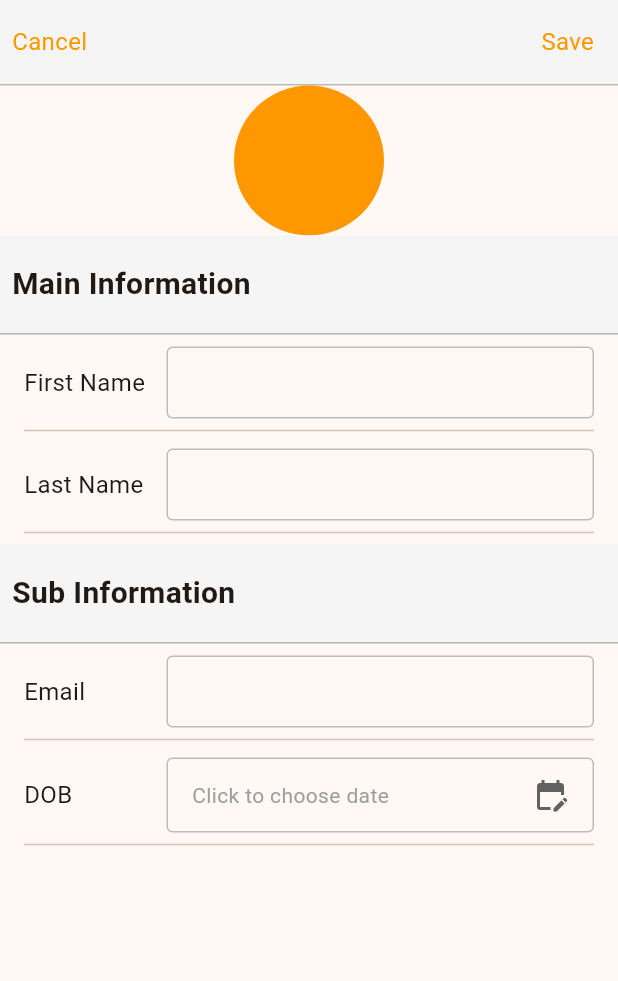
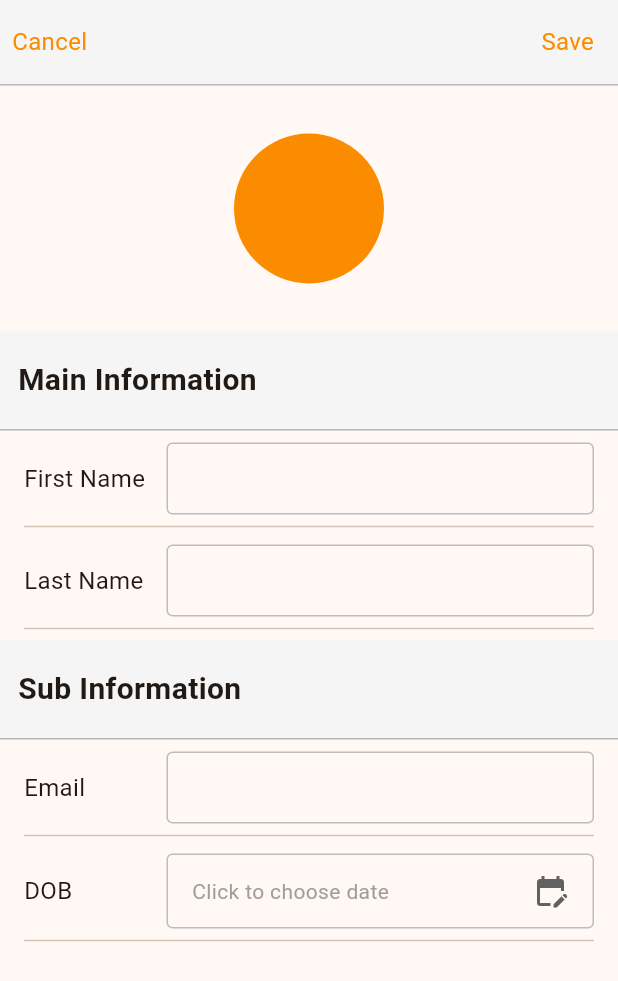
Before and after one commit to Sam9913/wizard_test, a Flutter app: the ContactFormScreen screen opened directly, on a phone screen of 412 x 824 dp. Shown: the top 981 px of the screen. Run offline on Flutter 3.47's test engine with Material 3 defaults, Android fonts, the phone set to English and light mode, and no system bars.

Commit message:
feat: update form screen

```diff
--- a/lib/ui/contact_form_screen.dart
+++ b/lib/ui/contact_form_screen.dart
@@ -4,7 +4,10 @@ import 'package:wizard_test/models/contact_model.dart';
 
 class ContactFormScreen extends StatefulWidget {
   final ContactModel? selectedContact;
-  const ContactFormScreen({super.key, this.selectedContact,});
+  const ContactFormScreen({
+    super.key,
+    this.selectedContact,
+  });
 
   @override
   State<ContactFormScreen> createState() => _ContactFormScreenState();
@@ -14,13 +17,18 @@ class _ContactFormScreenState extends State<ContactFormScreen> {
   final TextEditingController _firstNameTec = TextEditingController();
   final TextEditingController _lastNameTec = TextEditingController();
   final TextEditingController _emailTec = TextEditingController();
+
+  final FocusNode _firstNameNode = FocusNode();
+  final FocusNode _lastNameNode = FocusNode();
+  final FocusNode _emailNode = FocusNode();
+
   DateTime? birthdate;
 
   @override
   void initState() {
     super.initState();
 
-    if(widget.selectedContact != null){
+    if (widget.selectedContact != null) {
       _firstNameTec.text = widget.selectedContact?.firstName ?? '';
       _lastNameTec.text = widget.selectedContact?.lastName ?? '';
       _emailTec.text = widget.selectedContact?.email ?? '';
@@ -35,18 +43,18 @@ class _ContactFormScreenState extends State<ContactFormScreen> {
         backgroundColor: Colors.grey.shade100,
         leadingWidth: 75,
         leading: Padding(
-          padding: EdgeInsets.only(
+          padding: const EdgeInsets.only(
             top: 16,
             left: 8,
           ),
           child: InkWell(
-            onTap: (){
+            onTap: () {
               Navigator.of(context).pop();
             },
             child: Text(
               'Cancel',
               style: TextStyle(
-                color: Colors.orange,
+                color: Colors.orange.shade600,
                 fontSize: 16,
               ),
             ),
@@ -54,14 +62,25 @@ class _ContactFormScreenState extends State<ContactFormScreen> {
         ),
         actions: [
           Padding(
-            padding: EdgeInsets.only(
+            padding: const EdgeInsets.only(
               right: 16,
             ),
+            child: InkWell(
+              onTap: () {
+                if (_firstNameTec.text.isEmpty) {}
+                Navigator.of(context).pop(ContactModel(
+                  firstName: _firstNameTec.text,
+                  lastName: _lastNameTec.text,
+                  email: _emailTec.text,
+                  dob: DateFormat('d/M/yyyy').format(birthdate!),
+                ));
+              },
               child: Text(
                 'Save',
                 style: TextStyle(
-                color: Colors.orange,
+                  color: Colors.orange.shade600,
                   fontSize: 16,
+                ),
               ),
             ),
           ),
@@ -69,25 +88,33 @@ class _ContactFormScreenState extends State<ContactFormScreen> {
       ),
       body: SafeArea(
         child: Container(
-          decoration: BoxDecoration(
+          decoration: const BoxDecoration(
             border: Border(
               top: BorderSide(color: Colors.black26),
             ),
           ),
+          child: SingleChildScrollView(
             child: Column(
               children: [
-              CircleAvatar(
-                backgroundColor: Colors.orange,
+                Padding(
+                  padding: const EdgeInsets.symmetric(
+                    vertical: 32,
+                  ),
+                  child: CircleAvatar(
+                    backgroundColor: Colors.orange.shade600,
                     radius: 50,
+                  ),
                 ),
                 _buildSectionTitle('Main Information'),
                 _buildTextField(
                   labelText: 'First Name',
                   textEditingController: _firstNameTec,
+                  focusNode: _firstNameNode,
                 ),
                 _buildTextField(
                   labelText: 'Last Name',
                   textEditingController: _lastNameTec,
+                  focusNode: _lastNameNode,
                   isLast: true,
                 ),
                 _buildSectionTitle('Sub Information'),
@@ -95,6 +122,7 @@ class _ContactFormScreenState extends State<ContactFormScreen> {
                   labelText: 'Email',
                   textEditingController: _emailTec,
                   textInputType: TextInputType.emailAddress,
+                  focusNode: _emailNode,
                 ),
                 _buildTextField(
                   labelText: 'DOB',
@@ -106,6 +134,7 @@ class _ContactFormScreenState extends State<ContactFormScreen> {
             ),
           ),
         ),
+      ),
     );
   }
 
@@ -113,17 +142,17 @@ class _ContactFormScreenState extends State<ContactFormScreen> {
         width: double.infinity,
         decoration: BoxDecoration(
           color: Colors.grey.shade100,
-          border: Border(
+          border: const Border(
             bottom: BorderSide(color: Colors.black26),
           ),
         ),
-        padding: EdgeInsets.symmetric(
-          horizontal: 8,
+        padding: const EdgeInsets.symmetric(
+          horizontal: 12,
           vertical: 18,
         ),
         child: Text(
           titleText,
-          style: TextStyle(
+          style: const TextStyle(
             fontWeight: FontWeight.bold,
             fontSize: 20,
           ),
@@ -133,12 +162,13 @@ class _ContactFormScreenState extends State<ContactFormScreen> {
   Widget _buildTextField({
     required String labelText,
     TextEditingController? textEditingController,
+    FocusNode? focusNode,
     TextInputType? textInputType,
     bool isDob = false,
     bool isLast = false,
   }) =>
       Padding(
-        padding: EdgeInsets.symmetric(
+        padding: const EdgeInsets.symmetric(
           horizontal: 16,
         ),
         child: Column(
@@ -153,7 +183,7 @@ class _ContactFormScreenState extends State<ContactFormScreen> {
                   flex: 2,
                   child: Text(
                     labelText,
-                    style: TextStyle(
+                    style: const TextStyle(
                       fontSize: 16,
                     ),
                   ),
@@ -161,14 +191,27 @@ class _ContactFormScreenState extends State<ContactFormScreen> {
                 Expanded(
                   flex: 6,
                   child: isDob
-                      ? Container(
+                      ? InkWell(
+                          onTap: () async {
+                           DateTime? selectedDate = await showDatePicker(
+                              context: context,
+                              initialDate: birthdate ?? DateTime.now(),
+                              lastDate: DateTime.now(),
+                              firstDate: DateTime.parse('1900-01-01'),
+                            );
+
+                           setState(() {
+                             birthdate = selectedDate;
+                           });
+                          },
+                          child: Container(
                             decoration: BoxDecoration(
                               border: Border.all(
                                 color: Colors.grey.shade400,
                               ),
                               borderRadius: BorderRadius.circular(4),
                             ),
-                          padding: EdgeInsets.symmetric(
+                            padding: const EdgeInsets.symmetric(
                               vertical: 12,
                               horizontal: 16,
                             ),
@@ -176,7 +219,9 @@ class _ContactFormScreenState extends State<ContactFormScreen> {
                               mainAxisAlignment: MainAxisAlignment.spaceBetween,
                               children: [
                                 Text(
-                                birthdate == null ? 'Click to choose date' : DateFormat('dd MMMM yyyy').format(birthdate!),
+                                  birthdate == null
+                                      ? 'Click to choose date'
+                                      : DateFormat('dd MMMM yyyy').format(birthdate!),
                                   style: TextStyle(
                                     color: birthdate == null ? Colors.grey : Colors.black,
                                   ),
@@ -187,13 +232,16 @@ class _ContactFormScreenState extends State<ContactFormScreen> {
                                 )
                               ],
                             ),
+                          ),
                         )
                       : TextField(
+                          textInputAction: TextInputAction.next,
                           controller: textEditingController,
-                          cursorColor: Colors.orange,
+                          focusNode: focusNode,
+                          cursorColor: Colors.orange.shade600,
                           keyboardType: textInputType,
                           decoration: InputDecoration(
-                            contentPadding: EdgeInsets.symmetric(
+                            contentPadding: const EdgeInsets.symmetric(
                               horizontal: 16,
                               vertical: 8,
                             ),
@@ -205,7 +253,7 @@ class _ContactFormScreenState extends State<ContactFormScreen> {
                             ),
                             focusedBorder: OutlineInputBorder(
                               borderSide: BorderSide(
-                                color: Colors.orange,
+                                color: Colors.orange.shade600,
                               ),
                             ),
                           ),
@@ -213,7 +261,7 @@ class _ContactFormScreenState extends State<ContactFormScreen> {
                 )
               ],
             ),
-            Divider(),
+            const Divider(),
           ],
         ),
       );
```
Lines whose indentation alone changed are shown as unchanged.
